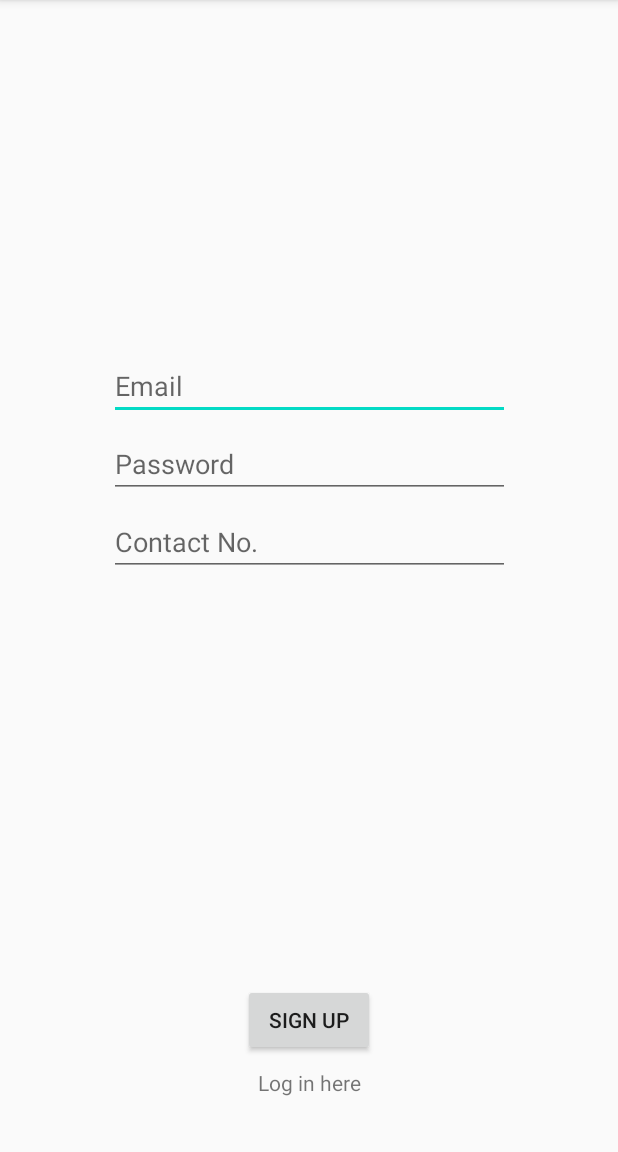
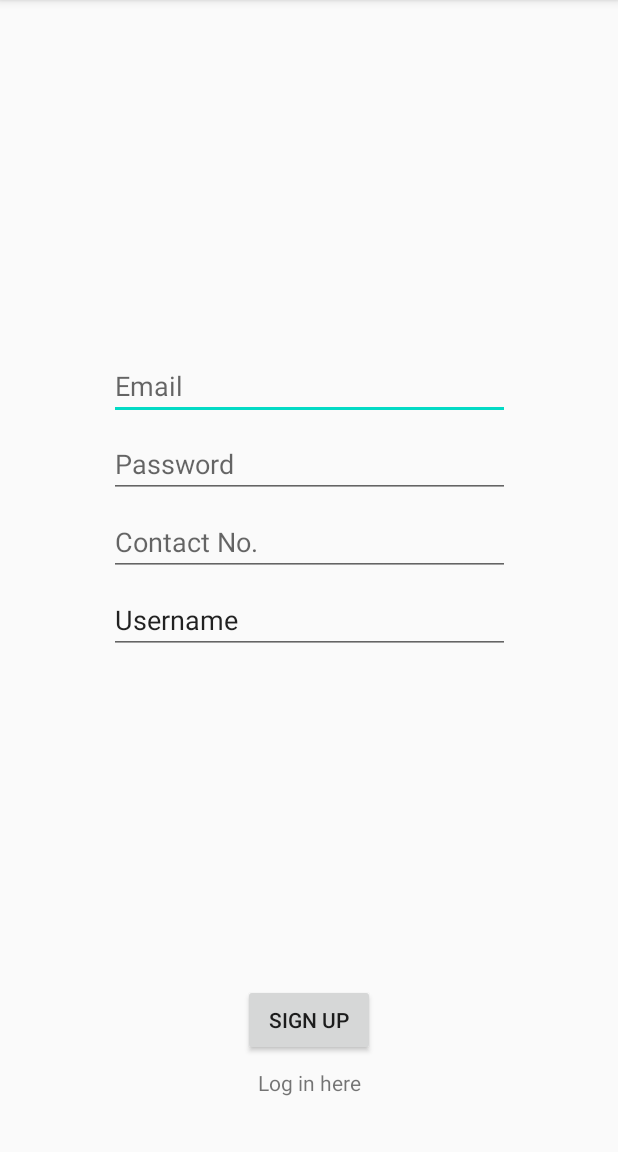
Before and after one commit to CMPUT301F20T12/BookFace, an Android app: the Signup screen opened directly, with no data from a screen before it, on a phone screen of 412 x 824 dp, the part 84-1236 px from its top. Run offline under Robolectric (Android 15) with nearby library versions, the phone set to English and light mode, and no system bars; our stand-ins replace Firebase (no records; nobody signed in at launch, a user with empty details on screens opened directly).

Commit message:
Added username field

```diff
--- a/app/src/main/res/layout/activity_signup.xml
+++ b/app/src/main/res/layout/activity_signup.xml
@@ -72,4 +72,16 @@
         app:layout_constraintStart_toStartOf="parent"
         app:layout_constraintTop_toBottomOf="@+id/editTextNumberPassword" />
 
+    <EditText
+        android:id="@+id/editTextTextPersonName"
+        android:layout_width="267dp"
+        android:layout_height="40dp"
+        android:layout_marginTop="12dp"
+        android:ems="10"
+        android:inputType="textPersonName"
+        android:text="@string/username"
+        app:layout_constraintEnd_toEndOf="parent"
+        app:layout_constraintStart_toStartOf="parent"
+        app:layout_constraintTop_toBottomOf="@+id/editTextPhone" />
+
 </androidx.constraintlayout.widget.ConstraintLayout>
--- a/app/src/main/res/values/strings.xml
+++ b/app/src/main/res/values/strings.xml
@@ -8,4 +8,5 @@
     <string name="login_prompt">Log in here</string>
     <string name="signup">Sign Up</string>
     <string name="contactNo">Contact No.</string>
+    <string name="username">Username</string>
 </resources>
```
